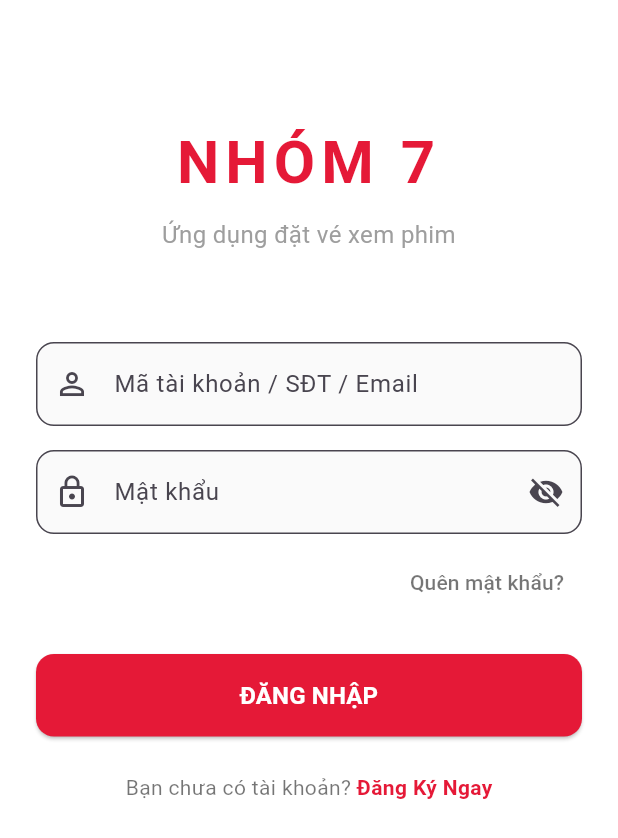
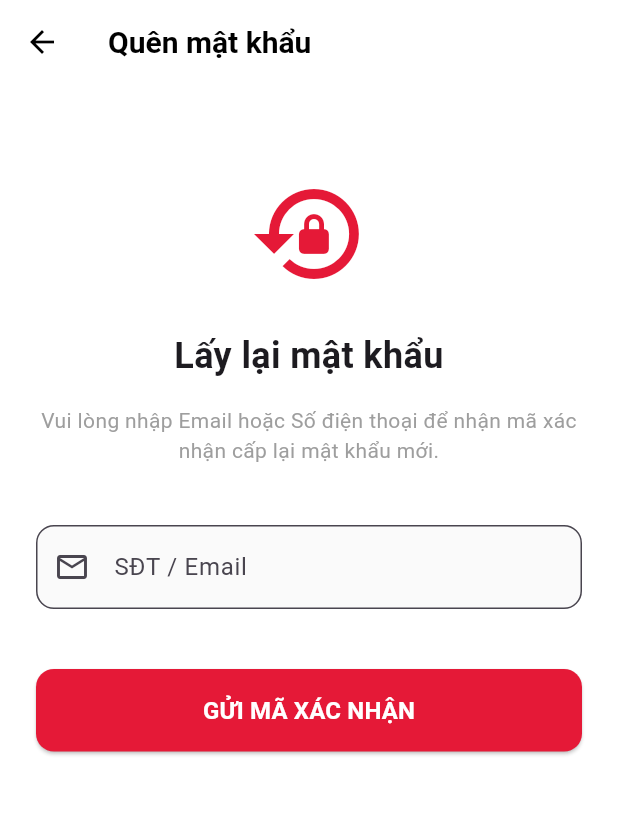
Before and after one commit to QMinh0810/app_DatVeXemPhim, a Flutter app: the screen it shows after launch, after a tap on "Quên mật khẩu?", on a phone screen of 412 x 824 dp. Shown: the top 838 px of the screen. Run offline on Flutter 3.47's test engine with Material 3 defaults, Android fonts, the phone set to English and light mode, and no system bars; network calls fail.

Commit message:
UI User sau khi sua tuan 5

```diff
--- /dev/null
+++ b/lib/screens/forgot_password_screen.dart
@@ -0,0 +1,92 @@
+import 'package:flutter/material.dart';
+
+class ForgotPasswordScreen extends StatefulWidget {
+  const ForgotPasswordScreen({super.key});
+
+  @override
+  State<ForgotPasswordScreen> createState() => _ForgotPasswordScreenState();
+}
+
+class _ForgotPasswordScreenState extends State<ForgotPasswordScreen> {
+  final TextEditingController _emailController = TextEditingController();
+
+  void _sendResetCode() {
+    // Navigate back to login screen with a success message
+    ScaffoldMessenger.of(context).showSnackBar(
+      const SnackBar(
+        content: Text('Mã xác nhận đã được gửi đến email/SĐT của bạn'),
+        backgroundColor: Colors.green,
+      ),
+    );
+    Navigator.pop(context);
+  }
+
+  @override
+  Widget build(BuildContext context) {
+    return Scaffold(
+      backgroundColor: Colors.white,
+      appBar: AppBar(
+        backgroundColor: Colors.white,
+        elevation: 0,
+        iconTheme: const IconThemeData(color: Colors.black),
+        title: const Text('Quên mật khẩu', style: TextStyle(color: Colors.black)),
+      ),
+      body: SafeArea(
+        child: SingleChildScrollView(
+          padding: const EdgeInsets.symmetric(horizontal: 24.0, vertical: 40.0),
+          child: Column(
+            crossAxisAlignment: CrossAxisAlignment.stretch,
+            children: [
+              const SizedBox(height: 20),
+              const Icon(
+                Icons.lock_reset,
+                size: 80,
+                color: Color(0xFFE51937),
+              ),
+              const SizedBox(height: 24),
+              const Text(
+                'Lấy lại mật khẩu',
+                textAlign: TextAlign.center,
+                style: TextStyle(
+                  fontWeight: FontWeight.bold,
+                  fontSize: 24,
+                ),
+              ),
+              const SizedBox(height: 16),
+              const Text(
+                'Vui lòng nhập Email hoặc Số điện thoại để nhận mã xác nhận cấp lại mật khẩu mới.',
+                textAlign: TextAlign.center,
+                style: TextStyle(fontSize: 14, color: Colors.grey),
+              ),
+              const SizedBox(height: 40),
+
+              // Email / Phone input
+              TextFormField(
+                controller: _emailController,
+                decoration: InputDecoration(
+                  labelText: 'SĐT / Email',
+                  prefixIcon: const Icon(Icons.email_outlined),
+                  border: OutlineInputBorder(borderRadius: BorderRadius.circular(12)),
+                  filled: true,
+                  fillColor: Colors.grey[50],
+                ),
+              ),
+              const SizedBox(height: 40),
+
+              // Send Button
+              ElevatedButton(
+                onPressed: _sendResetCode,
+                style: ElevatedButton.styleFrom(
+                  backgroundColor: const Color(0xFFE51937),
+                  padding: const EdgeInsets.symmetric(vertical: 16),
+                  shape: RoundedRectangleBorder(borderRadius: BorderRadius.circular(12)),
+                ),
+                child: const Text('GỬI MÃ XÁC NHẬN', style: TextStyle(fontSize: 16, fontWeight: FontWeight.bold, color: Colors.white)),
+              ),
+            ],
+          ),
+        ),
+      ),
+    );
+  }
+}
--- a/lib/screens/login_screen.dart
+++ b/lib/screens/login_screen.dart
@@ -1,6 +1,7 @@
 import 'package:flutter/material.dart';
 import 'home_screen.dart';
 import 'register_screen.dart';
+import 'forgot_password_screen.dart';
 
 class LoginScreen extends StatefulWidget {
   const LoginScreen({super.key});
@@ -92,7 +93,12 @@ class _LoginScreenState extends State<LoginScreen> {
               Align(
                 alignment: Alignment.centerRight,
                 child: TextButton(
-                  onPressed: () {},
+                  onPressed: () {
+                    Navigator.push(
+                      context,
+                      MaterialPageRoute(builder: (context) => const ForgotPasswordScreen()),
+                    );
+                  },
                   child: const Text('Quên mật khẩu?', style: TextStyle(color: Colors.black54)),
                 ),
               ),
```
Also changed, not shown: lib/screens/home_screen.dart (+64 -13 lines), lib/screens/movie_detail_screen.dart (added, +168 -0 lines), lib/screens/seat_selection_screen.dart (+50 -23 lines), lib/screens/showtime_selection_screen.dart (added, +181 -0 lines), lib/widgets/horizontal_image_list.dart (added, +69 -0 lines), lib/widgets/movie_card.dart (+21 -3 lines), lib/widgets/promo_slider.dart (+8 -14 lines).
